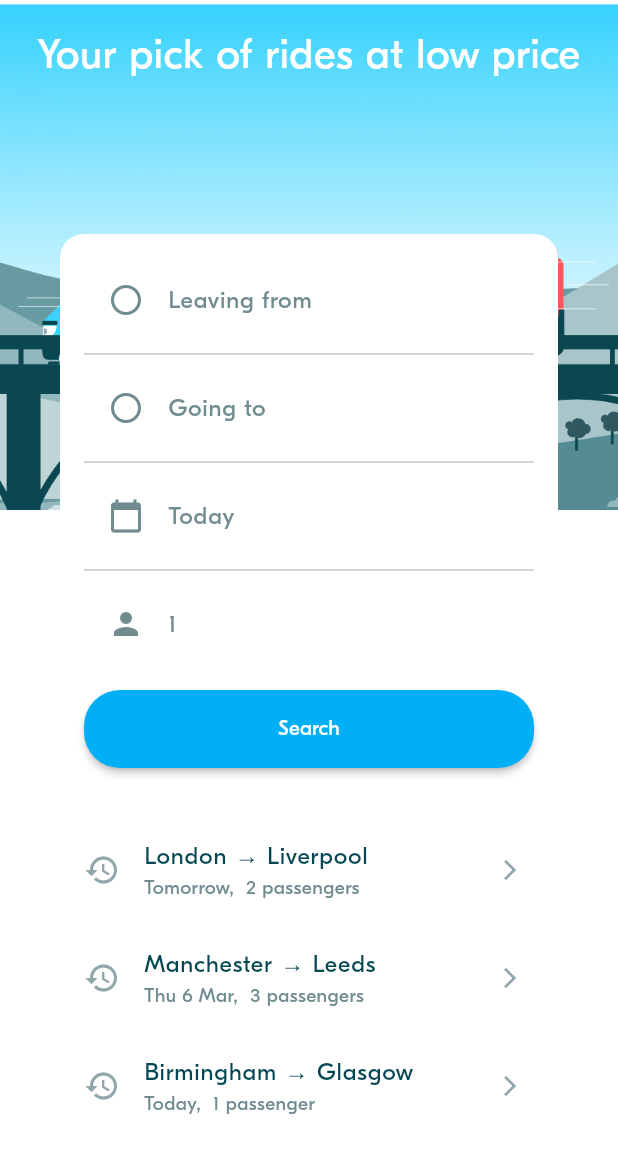
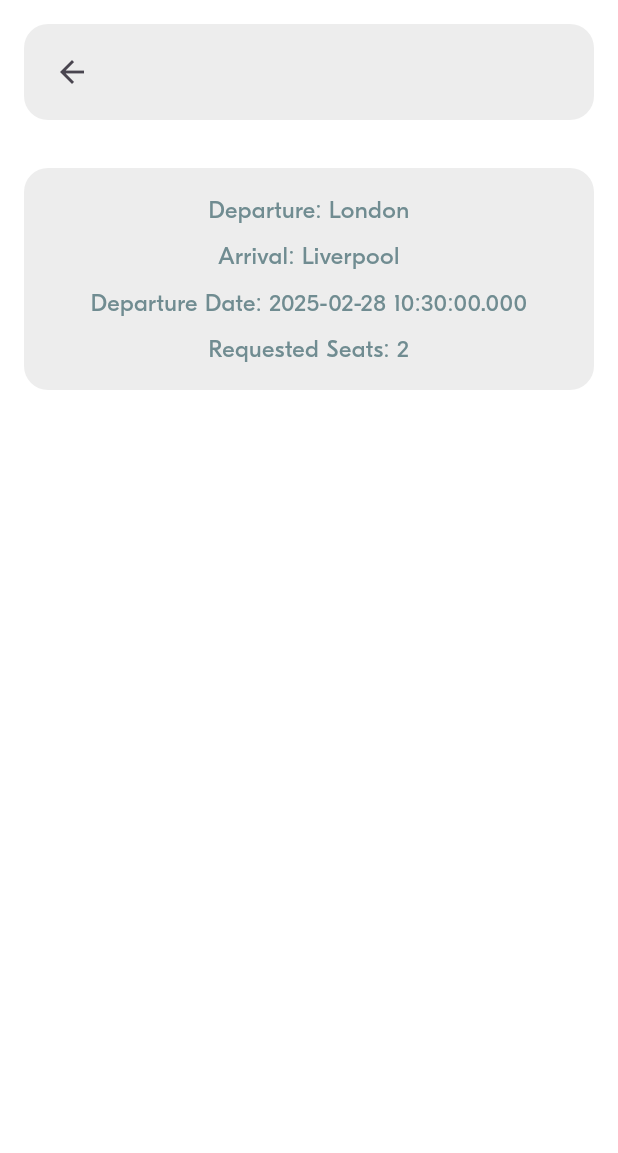
Before and after one commit to Livita99/BlaBla-Project, a Flutter app: the screen it shows after launch, after a tap on an icon or button, on a phone screen of 412 x 824 dp. Shown: the top 1153 px of the screen. Run offline on Flutter 3.47's test engine with Material 3 defaults, Android fonts, the phone set to English and light mode, and no system bars; project files that could hold a hidden picture were left out.

Commit message:
BLA-007  Implement a (first draft of) Rides Screen

```diff
--- a/lib/screens/ride_pref/ride_pref_screen.dart
+++ b/lib/screens/ride_pref/ride_pref_screen.dart
@@ -6,6 +6,8 @@ import '../../theme/theme.dart';
 
 import 'widgets/ride_pref_form.dart';
 import 'widgets/ride_pref_history_tile.dart';
+import 'ride_screen.dart';
+import '../../utils/animations_util.dart';
 
 const String blablaHomeImagePath = 'assets/images/blabla_home.png';
 
@@ -22,12 +24,13 @@ class RidePrefScreen extends StatefulWidget {
 }
 
 class _RidePrefScreenState extends State<RidePrefScreen> {
-
-
   onRidePrefSelected(RidePref ridePref) {
-
-   // 1 - Navigate to the rides screen (with a buttom to top animation)
-
+    // 1 - Navigate to the rides screen (with a buttom to top animation)
+    Navigator.of(context).push(
+      AnimationUtils.createBottomToTopRoute(
+        RideScreen(ridePref: ridePref),
+      ),
+    );
   }
 
   @override
@@ -56,16 +59,11 @@ class _RidePrefScreenState extends State<RidePrefScreen> {
                 mainAxisAlignment: MainAxisAlignment.start,
                 crossAxisAlignment: CrossAxisAlignment.stretch,
                 children: [
-
-
-
                   // 2.1 Display the Form to input the ride preferences
-                  RidePrefForm(initRidePref: RidePrefService.currentRidePref,),
+                  RidePrefForm(
+                    initRidePref: RidePrefService.currentRidePref,
+                  ),
                   SizedBox(height: BlaSpacings.m),
-
-
-
-
 
                   // 2.2 Optionally display a list of past preferences
                   SizedBox(
@@ -76,7 +74,8 @@ class _RidePrefScreenState extends State<RidePrefScreen> {
                       itemCount: RidePrefService.ridePrefsHistory.length,
                       itemBuilder: (ctx, index) => RidePrefHistoryTile(
                         ridePref: RidePrefService.ridePrefsHistory[index],
-                        onPressed: () => onRidePrefSelected(RidePrefService.ridePrefsHistory[index]),
+                        onPressed: () => onRidePrefSelected(
+                            RidePrefService.ridePrefsHistory[index]),
                       ),
                     ),
                   ),
--- /dev/null
+++ b/lib/screens/ride_pref/ride_screen.dart
@@ -0,0 +1,78 @@
+import 'package:flutter/material.dart';
+import '../../model/ride_pref/ride_pref.dart';
+import '../../theme/theme.dart';
+
+class RideScreen extends StatelessWidget {
+  final RidePref ridePref;
+
+  const RideScreen({super.key, required this.ridePref});
+
+  @override
+  Widget build(BuildContext context) {
+    return Scaffold(
+      body: Column(
+        children: [
+          Container(
+            margin: const EdgeInsets.all(16.0),
+            padding: const EdgeInsets.symmetric(horizontal: 8.0, vertical: 8.0),
+            decoration: BoxDecoration(
+              color: BlaColors.backgroundAccent,
+              borderRadius: BorderRadius.circular(16),
+            ),
+            child: Row(
+              children: [
+                IconButton(
+                  icon: Icon(Icons.arrow_back),
+                  onPressed: () {
+                    Navigator.of(context).pop();
+                  },
+                ),
+              ],
+            ),
+          ),
+          Container(
+            margin: const EdgeInsets.all(16.0),
+            padding: const EdgeInsets.all(16.0),
+            decoration: BoxDecoration(
+              color: BlaColors.backgroundAccent,
+              borderRadius: BorderRadius.circular(16),
+            ),
+            child: Column(
+              mainAxisSize: MainAxisSize.min,
+              crossAxisAlignment: CrossAxisAlignment.stretch,
+              children: [
+                Text(
+                  'Departure: ${ridePref.departure.name}',
+                  style: BlaTextStyles.body
+                      .copyWith(color: BlaColors.neutralLight),
+                  textAlign: TextAlign.center,
+                ),
+                SizedBox(height: 8),
+                Text(
+                  'Arrival: ${ridePref.arrival.name}',
+                  style: BlaTextStyles.body
+                      .copyWith(color: BlaColors.neutralLight),
+                  textAlign: TextAlign.center,
+                ),
+                SizedBox(height: 8),
+                Text(
+                  'Departure Date: ${ridePref.departureDate}',
+                  style: BlaTextStyles.body
+                      .copyWith(color: BlaColors.neutralLight),
+                  textAlign: TextAlign.center,
+                ),
+                SizedBox(height: 8),
+                Text(
+                  'Requested Seats: ${ridePref.requestedSeats}',
+                  style: BlaTextStyles.body
+                      .copyWith(color: BlaColors.neutralLight),
+                  textAlign: TextAlign.center,
+                ),
+              ],
+            ),
+          ),
+        ],
+      ),
+    );
+  }
+}
```
